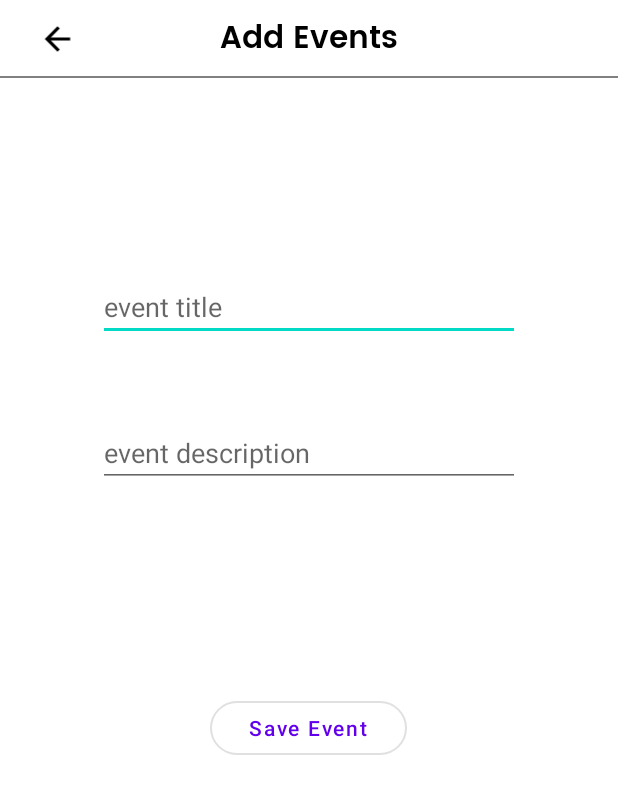
After one commit to visakhc/RemindMe, an Android app: the AddEvents screen opened directly, with no data from a screen before it, on a phone screen of 412 x 824 dp. The commit adds this screen. Shown: the top 794 px of the screen. Run offline under Robolectric (Android 15) with nearby library versions, the phone set to English and light mode, and no system bars; our stand-ins replace CircleImageView, sdp/ssp sizes.

Commit message:
add events activity started

```diff
--- a/app/src/main/AndroidManifest.xml
+++ b/app/src/main/AndroidManifest.xml
@@ -10,6 +10,9 @@
         android:supportsRtl="true"
         android:theme="@style/Theme.RemindMe">
         <activity
+            android:name=".AddEvents"
+            android:exported="false" />
+        <activity
             android:name=".MainActivity"
             android:exported="true">
             <intent-filter>
@@ -18,6 +21,7 @@
                 <category android:name="android.intent.category.LAUNCHER" />
             </intent-filter>
         </activity>
+
         <meta-data
             android:name="preloaded_fonts"
             android:resource="@array/preloaded_fonts" />
--- /dev/null
+++ b/app/src/main/java/com/app/remindme/AddEvents.kt
@@ -0,0 +1,38 @@
+package com.app.remindme
+
+import android.os.Bundle
+import android.view.View
+import androidx.appcompat.app.AppCompatActivity
+import com.app.remindme.databinding.ActivityAddEventsBinding
+
+class AddEvents : AppCompatActivity() {
+    private var binding: ActivityAddEventsBinding?=null
+    override fun onCreate(savedInstanceState: Bundle?) {
+        super.onCreate(savedInstanceState)
+        binding=ActivityAddEventsBinding.inflate(layoutInflater)
+        setContentView(binding?.root)
+
+        init()
+    }
+    private fun init(){
+        binding?.inclLayout?.tvTitle?.text = "Add Events"
+        binding?.inclLayout?.ivSettings?.visibility = View.GONE
+
+        handleEvents()
+
+    }
+
+    private fun handleEvents() {
+        binding?.inclLayout?.ivBack?.setOnClickListener {
+            onBackPressed()
+        }
+        binding?.btSave?.setOnClickListener {
+            val title = binding?.etTitle?.text
+            val desc = binding?.etDesc?.text
+        }
+    }
+
+    override fun onBackPressed() {
+        super.onBackPressed()
+    }
+}
--- /dev/null
+++ b/app/src/main/res/drawable/ic_add_circle.xml
@@ -0,0 +1,5 @@
+<vector android:height="100dp" android:tint="?attr/colorControlNormal"
+    android:viewportHeight="24" android:viewportWidth="24"
+    android:width="100dp" xmlns:android="http://schemas.android.com/apk/res/android">
+    <path android:fillColor="@android:color/white" android:pathData="M13,7h-2v4L7,11v2h4v4h2v-4h4v-2h-4L13,7zM12,2C6.48,2 2,6.48 2,12s4.48,10 10,10 10,-4.48 10,-10S17.52,2 12,2zM12,20c-4.41,0 -8,-3.59 -8,-8s3.59,-8 8,-8 8,3.59 8,8 -3.59,8 -8,8z"/>
+</vector>
--- /dev/null
+++ b/app/src/main/res/layout/activity_add_events.xml
@@ -0,0 +1,60 @@
+<?xml version="1.0" encoding="utf-8"?>
+<androidx.constraintlayout.widget.ConstraintLayout xmlns:android="http://schemas.android.com/apk/res/android"
+    xmlns:app="http://schemas.android.com/apk/res-auto"
+    xmlns:tools="http://schemas.android.com/tools"
+    android:layout_width="match_parent"
+    android:layout_height="match_parent"
+    tools:context=".AddEvents">
+
+    <include
+        android:id="@+id/incl_layout"
+        layout="@layout/toolbar"
+        app:layout_constraintEnd_toEndOf="parent"
+        app:layout_constraintStart_toStartOf="parent"
+        app:layout_constraintTop_toTopOf="parent" />
+
+    <EditText
+        android:id="@+id/et_title"
+        android:layout_width="match_parent"
+        android:layout_height="wrap_content"
+        android:layout_marginHorizontal="@dimen/_50sdp"
+        android:layout_marginTop="@dimen/_100sdp"
+        android:hint="event title"
+        android:inputType="text|textAutoComplete|textAutoCorrect"
+        android:textColor="@color/black"
+        app:layout_constraintEnd_toEndOf="parent"
+        app:layout_constraintHorizontal_bias="0.623"
+        app:layout_constraintStart_toStartOf="parent"
+        app:layout_constraintTop_toBottomOf="@+id/incl_layout" />
+
+    <EditText
+        android:id="@+id/et_desc"
+        android:layout_width="match_parent"
+        android:layout_height="wrap_content"
+        android:layout_marginHorizontal="@dimen/_50sdp"
+        android:layout_marginTop="@dimen/_40sdp"
+        android:hint="event description"
+        android:inputType="text|textAutoComplete|textAutoCorrect"
+        android:textColor="@color/black"
+        app:layout_constraintEnd_toEndOf="parent"
+        app:layout_constraintStart_toStartOf="parent"
+        app:layout_constraintTop_toBottomOf="@+id/et_title" />
+
+    <com.google.android.material.button.MaterialButton
+        android:id="@+id/bt_save"
+        style="@style/Widget.MaterialComponents.Button.OutlinedButton"
+        android:layout_width="wrap_content"
+        android:layout_height="wrap_content"
+        android:layout_marginTop="@dimen/_105sdp"
+        android:text="Save Event"
+        app:elevation="@dimen/_10sdp"
+        android:textAllCaps="false"
+        android:paddingHorizontal="@dimen/_20sdp"
+        app:cornerRadius="@dimen/_15sdp"
+        app:layout_constraintEnd_toEndOf="parent"
+        app:layout_constraintHorizontal_bias="0.498"
+        app:layout_constraintStart_toStartOf="parent"
+        app:layout_constraintTop_toBottomOf="@+id/et_desc" />
+
+
+</androidx.constraintlayout.widget.ConstraintLayout>
--- a/app/src/main/res/layout/toolbar.xml
+++ b/app/src/main/res/layout/toolbar.xml
@@ -17,13 +17,11 @@
 
     <TextView
         android:id="@+id/tvTitle"
+        style="@style/largeTextSemiBold"
         android:layout_width="wrap_content"
         android:layout_height="match_parent"
-        android:fontFamily="@font/poppins_medium"
         android:gravity="center"
         android:text="Title"
-        android:textColor="@color/black"
-        android:textSize="@dimen/_14ssp"
         app:layout_constraintBottom_toBottomOf="parent"
         app:layout_constraintEnd_toEndOf="parent"
         app:layout_constraintStart_toStartOf="parent"
@@ -39,4 +37,14 @@
         app:layout_constraintEnd_toEndOf="parent"
         app:layout_constraintTop_toTopOf="parent"
         app:tint="@color/black" />
+
+    <View
+        android:id="@+id/view"
+        android:layout_width="match_parent"
+        android:layout_height="1dp"
+        android:background="@color/gray"
+        app:layout_constraintEnd_toEndOf="parent"
+        app:layout_constraintStart_toStartOf="parent"
+        app:layout_constraintBottom_toBottomOf="parent"/>
+
 </androidx.constraintlayout.widget.ConstraintLayout>
```
Also changed, not shown: app/src/main/java/com/app/remindme/MainActivity.kt (+11 -2 lines), app/src/main/java/com/app/remindme/bottomsheets/EventsBottomSheet.kt (+16 -21 lines), app/src/main/res/drawable/ic_add_outline.xml (added, +13 -0 lines), app/src/main/res/layout/activity_main.xml (+17 -0 lines), app/src/main/res/layout/bottom_sheet_layout.xml (renamed from app/src/main/res/layout/home_alert_layout.xml, +15 -3 lines), app/src/main/res/layout/item_calender.xml (+9 -11 lines), app/src/main/res/layout/item_events.xml (+10 -0 lines), app/src/main/res/values/themes.xml (+9 -0 lines).
